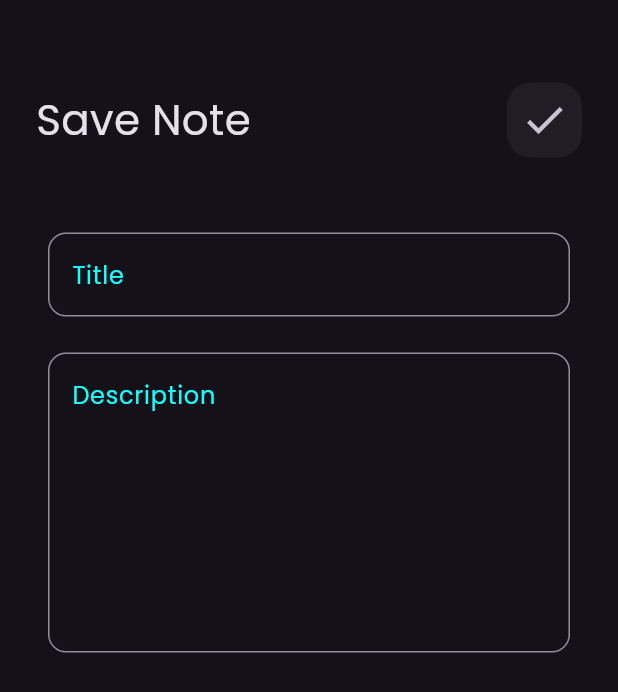
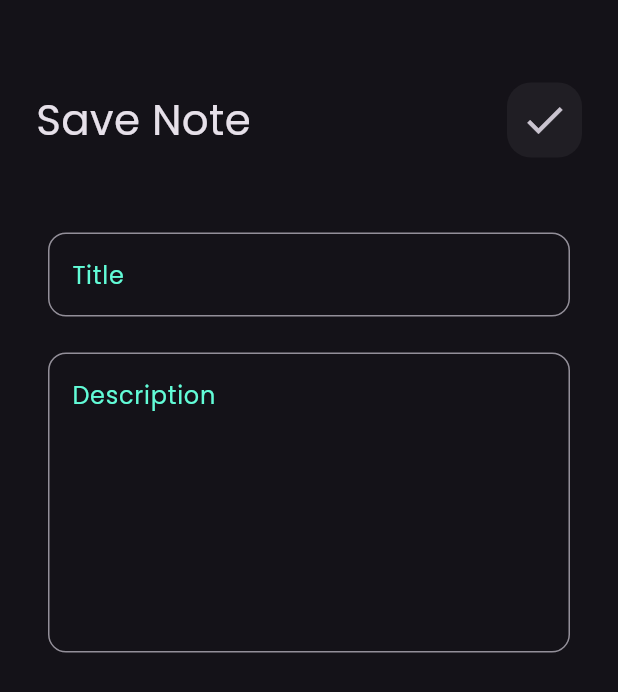
Before and after one commit to mahmoud-elgamal22/notes-App, a Flutter app: the EditNoteViewBody screen opened directly, on a phone screen of 412 x 824 dp. Shown: the top 692 px of the screen. Run offline on Flutter 3.47's test engine with Material 3 defaults, Android fonts, the phone set to English and light mode, and no system bars; our stand-ins replace bloc, flutter_bloc, hive, hive_flutter, modal_progress_hud_nsn; accounts and stored records are empty.

```diff
--- a/lib/main.dart
+++ b/lib/main.dart
@@ -15,7 +15,6 @@ void main() async {
 class NotesApp extends StatelessWidget {
   const NotesApp({super.key});
 
-  // This widget is the root of your application.
   @override
   Widget build(BuildContext context) {
     return MaterialApp(
--- a/lib/views/edit_note_view.dart
+++ b/lib/views/edit_note_view.dart
@@ -1,5 +1,5 @@
 import 'package:flutter/material.dart';
-import 'package:notes_app/views/widgets/edit_note_view_body.dart';
+import 'package:notes_app/widgets/edit_note_view_body.dart';
 
 class EditNoteView extends StatelessWidget {
   const EditNoteView({super.key});
--- a/lib/views/notes_list_view.dart
+++ b/lib/views/notes_list_view.dart
@@ -1,7 +1,7 @@
 import 'package:flutter/material.dart';
 import 'package:flutter/widgets.dart';
 import 'package:notes_app/views/edit_note_view.dart';
-import 'package:notes_app/views/widgets/custom_notes_item.dart';
+import 'package:notes_app/widgets/custom_notes_item.dart';
 
 class NotesListView extends StatelessWidget {
   const NotesListView({super.key});
--- a/lib/views/notes_view.dart
+++ b/lib/views/notes_view.dart
@@ -1,7 +1,7 @@
 import 'package:flutter/material.dart';
 import 'package:notes_app/views/notes_list_view.dart';
-import 'package:notes_app/views/widgets/add_note_bottom_sheet.dart';
-import 'package:notes_app/views/widgets/custom_app_bar.dart';
+import 'package:notes_app/widgets/add_note_bottom_sheet.dart';
+import 'package:notes_app/widgets/custom_app_bar.dart';
 
 class NotesView extends StatelessWidget {
   const NotesView({super.key});
--- a/lib/views/widgets/add_note_bottom_sheet.dart
+++ b/lib/widgets/add_note_bottom_sheet.dart
@@ -2,7 +2,7 @@ import 'package:flutter/material.dart';
 import 'package:flutter_bloc/flutter_bloc.dart';
 import 'package:modal_progress_hud_nsn/modal_progress_hud_nsn.dart';
 import 'package:notes_app/cubits/add_note_cubit/add_note_cubit.dart';
-import 'package:notes_app/views/widgets/bottom_sheet.dart';
+import 'package:notes_app/widgets/bottom_sheet.dart';
 
 class AddNoteBottomSheet extends StatelessWidget {
   const AddNoteBottomSheet({
--- a/lib/views/widgets/bottom_sheet.dart
+++ b/lib/widgets/bottom_sheet.dart
@@ -1,6 +1,6 @@
 import 'package:flutter/material.dart';
-import 'package:notes_app/views/widgets/custom_button.dart';
-import 'package:notes_app/views/widgets/custom_text_field.dart';
+import 'package:notes_app/widgets/custom_button.dart';
+import 'package:notes_app/widgets/custom_text_field.dart';
 
 class AddNoteForm extends StatefulWidget {
   const AddNoteForm({
--- a/lib/views/widgets/custom_app_bar.dart
+++ b/lib/widgets/custom_app_bar.dart
@@ -1,5 +1,5 @@
 import 'package:flutter/material.dart';
-import 'package:notes_app/views/widgets/custom_icon.dart';
+import 'package:notes_app/widgets/custom_icon.dart';
 
 class CustomAppBar extends StatelessWidget {
   const CustomAppBar(
--- a/lib/views/widgets/custom_text_field.dart
+++ b/lib/widgets/custom_text_field.dart
@@ -19,7 +19,7 @@ class CustomTextFormField extends StatelessWidget {
         onSaved: onSaved,
         validator: (value) {
           if (value?.isEmpty ?? true) {
-            return 'Field cannot be empty';
+            return 'Field must not be empty';
           }
           return null;
         },
@@ -27,11 +27,11 @@ class CustomTextFormField extends StatelessWidget {
         cursorColor: kPrimaryColor,
         decoration: InputDecoration(
           hintText: (hint),
-          hintStyle: const TextStyle(color: Colors.cyanAccent),
+          hintStyle: const TextStyle(color: kPrimaryColor),
           border: OutlineInputBorder(
             borderRadius: BorderRadius.circular(12),
             borderSide: const BorderSide(
-              color: Colors.cyanAccent,
+              color: kPrimaryColor,
             ),
           ),
         ),
--- a/lib/views/widgets/edit_note_view_body.dart
+++ b/lib/widgets/edit_note_view_body.dart
@@ -1,6 +1,6 @@
 import 'package:flutter/material.dart';
-import 'package:notes_app/views/widgets/custom_app_bar.dart';
-import 'package:notes_app/views/widgets/custom_text_field.dart';
+import 'package:notes_app/widgets/custom_app_bar.dart';
+import 'package:notes_app/widgets/custom_text_field.dart';
 
 class EditNoteViewBody extends StatelessWidget {
   const EditNoteViewBody({super.key});
--- a/pubspec.yaml
+++ b/pubspec.yaml
@@ -40,6 +40,7 @@ dependencies:
   bloc: ^8.1.4
   meta: ^1.12.0
   modal_progress_hud_nsn: ^0.5.1
+  fluttertoast: ^8.2.8
 
 
 dev_dependencies:
@@ -53,7 +54,7 @@ dev_dependencies:
   # activated in the `analysis_options.yaml` file located at the root of your
   # package. See that file for information about deactivating specific lint
   # rules and activating additional ones.
-  flutter_lints: ^4.0.0
+  flutter_lints: ^5.0.0
 
 
 # For information on the generic Dart part of this file, see the
```
Also changed, not shown: lib/widgets/custom_button.dart (renamed from lib/views/widgets/custom_button.dart), lib/widgets/custom_icon.dart (renamed from lib/views/widgets/custom_icon.dart), lib/widgets/custom_notes_item.dart (renamed from lib/views/widgets/custom_notes_item.dart), pubspec.lock.
